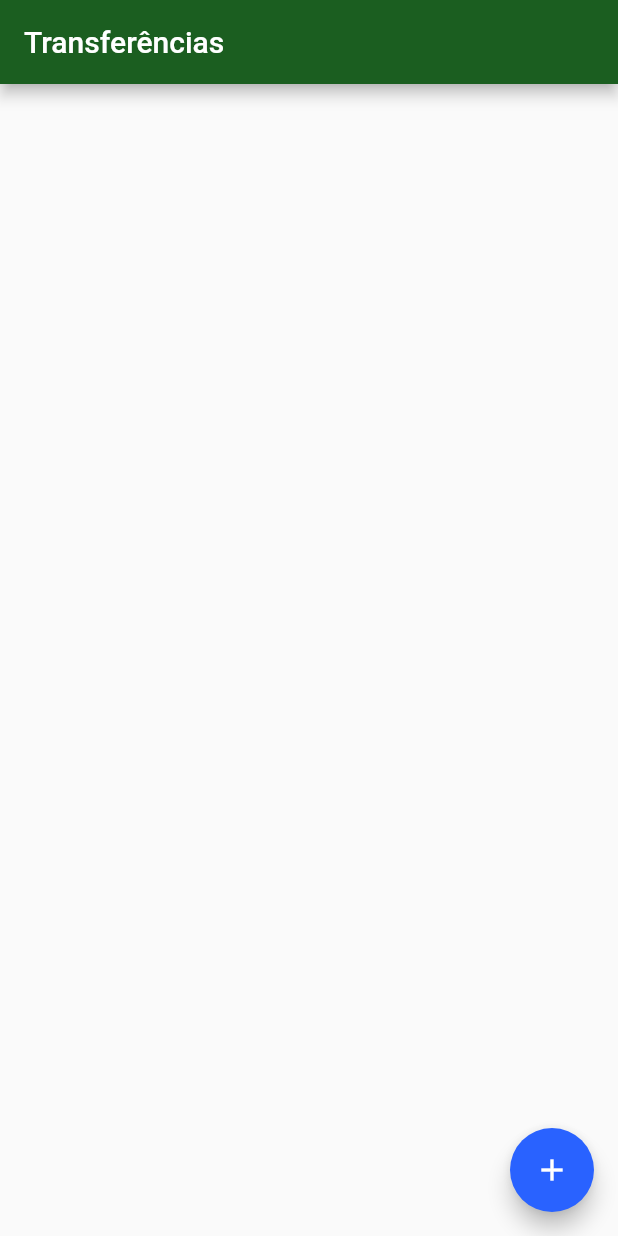
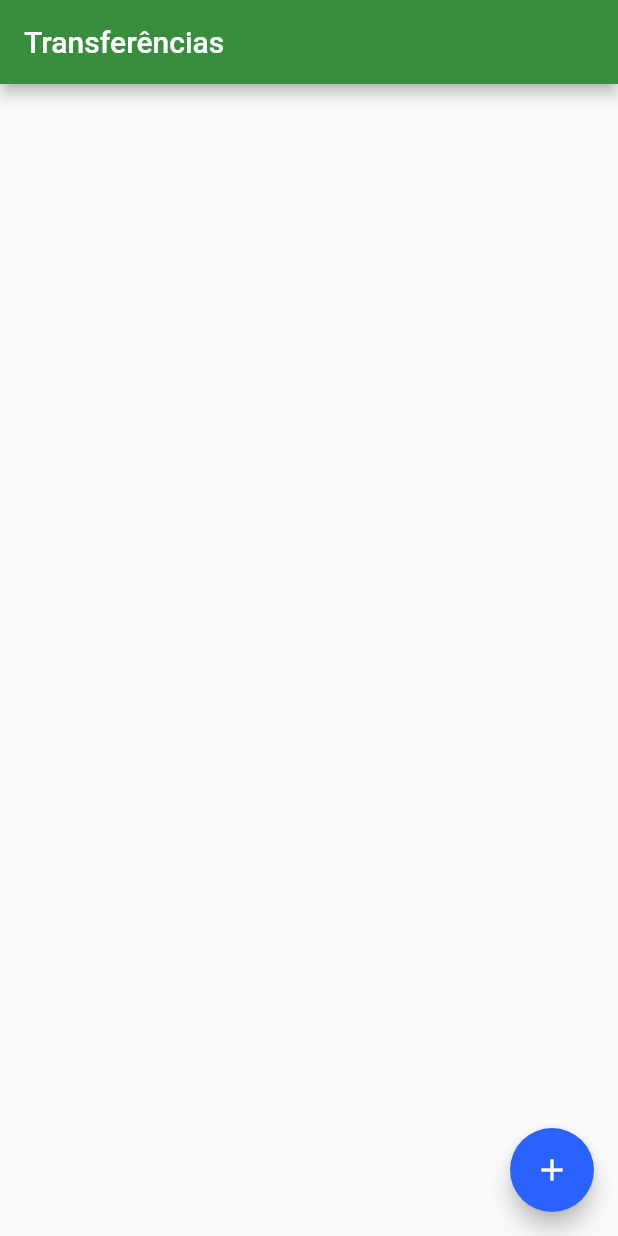
Before and after one commit to Everton-Moraes/estudos, a Flutter app: the screen it shows after launch, on a phone screen of 412 x 824 dp. Run offline on Flutter 3.47's test engine with Material 2 defaults, Android fonts, the phone set to English and light mode, and no system bars.

Commit message:
trocacor main.dart
Alterando a cor do app

```diff
--- a/bytebank/lib/main.dart
+++ b/bytebank/lib/main.dart
@@ -8,7 +8,7 @@ class BytebankApp extends StatelessWidget {
   Widget build(BuildContext context) {
     return MaterialApp(
       theme: ThemeData(
-        primaryColor: Colors.green[900],
+        primaryColor: Colors.green[700],
         accentColor: Colors.blueAccent[700],
         buttonTheme: ButtonThemeData(
           buttonColor: Colors.blueAccent[700],
```
